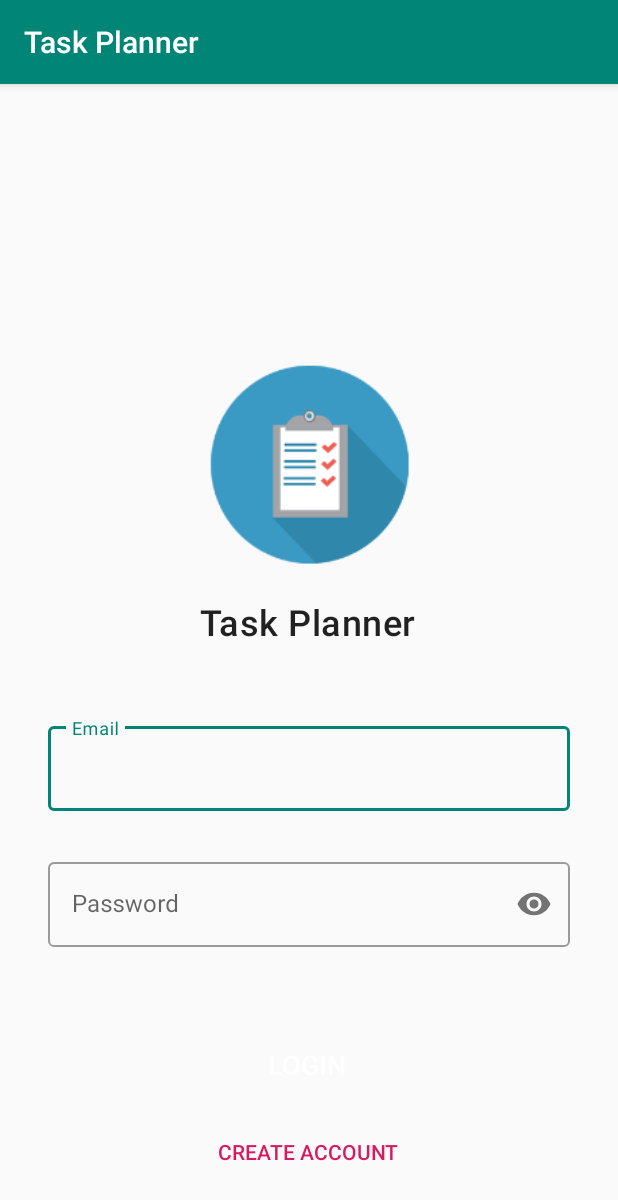
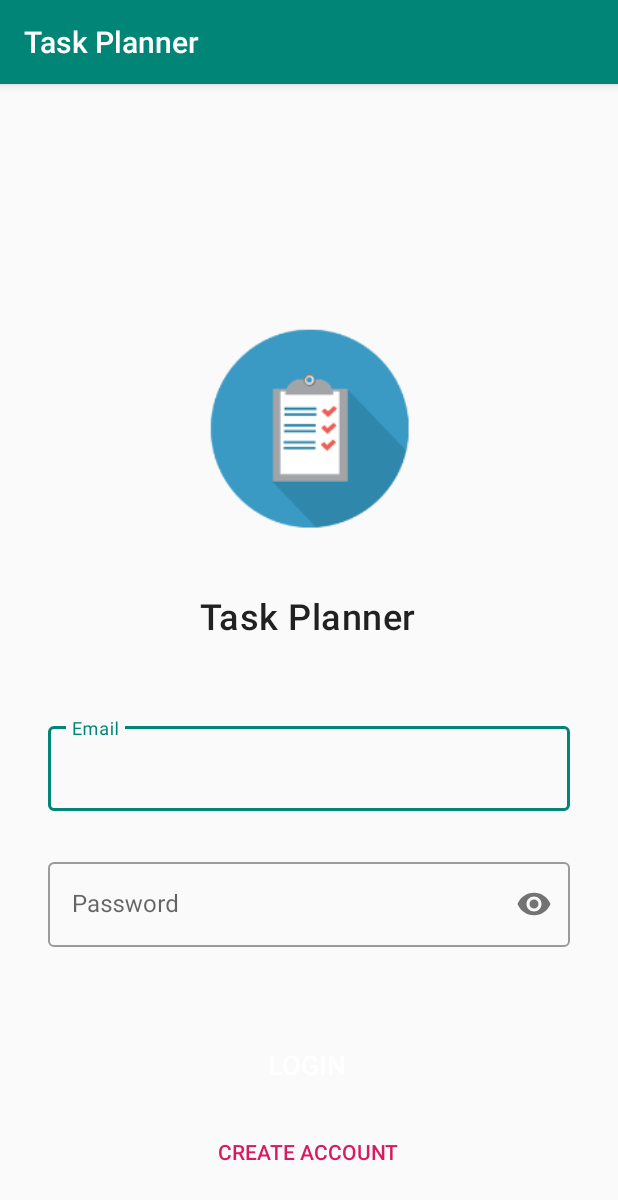
Before and after one commit to nicoga97/Task-Planner-Android-App, an Android app: the screen it shows after launch (LoginActivity), on a phone screen of 412 x 824 dp. Shown: the top 1200 px of the screen. Run offline under Robolectric (Android 15) with nearby library versions, the phone set to English and light mode, and no system bars.

Commit message:
logout implemented

```diff
--- a/app/build.gradle
+++ b/app/build.gradle
@@ -29,5 +29,6 @@ dependencies {
     implementation 'androidx.cardview:cardview:1.0.0'
     implementation 'com.squareup.retrofit2:retrofit:2.5.0'
     implementation "com.squareup.retrofit2:converter-gson:2.5.0"
+    implementation 'com.android.support:mediarouter-v7:27.1.1'
 
 }
--- a/app/src/main/java/com/nicoga/taskplanner/LaunchActivity.java
+++ b/app/src/main/java/com/nicoga/taskplanner/LaunchActivity.java
@@ -19,15 +19,16 @@ public class LaunchActivity extends AppCompatActivity {
         SharedPreferences sharedPref =
                 getSharedPreferences( getString( R.string.login_preferences ), Context.MODE_PRIVATE );
         SharedPreferences.Editor editor = sharedPref.edit();
-        editor.remove("TOKEN_KEY");
         editor.apply();
 
         if(sharedPref.contains(TOKEN_KEY)){
             Intent intent = new Intent(this, MainActivity.class);
             startActivity(intent);
+
         }else{
             Intent intent = new Intent(this, LoginActivity.class);
             startActivity(intent);
+
         }
     }
 }
--- a/app/src/main/java/com/nicoga/taskplanner/LoginActivity.java
+++ b/app/src/main/java/com/nicoga/taskplanner/LoginActivity.java
@@ -56,7 +56,6 @@ public class LoginActivity extends AppCompatActivity {
         builder1.setNegativeButton("Ok",
                 new DialogInterface.OnClickListener() {
                     public void onClick(DialogInterface dialog, int id) {
-
                     }
                 });
         alertDialog = builder1.create();
--- a/app/src/main/res/layout/login_activity.xml
+++ b/app/src/main/res/layout/login_activity.xml
@@ -28,8 +28,8 @@
     <TextView
         android:id="@+id/textView2"
         android:layout_width="144dp"
-        android:layout_height="0dp"
-        android:layout_marginBottom="48dp"
+        android:layout_height="wrap_content"
+        android:layout_marginBottom="52dp"
         android:text="@string/app_name"
         android:textAppearance="@style/TextAppearance.MaterialComponents.Headline6"
         android:textSize="24sp"
@@ -42,13 +42,14 @@
         android:id="@+id/imageView2"
         android:layout_width="0dp"
         android:layout_height="145dp"
-        android:layout_marginBottom="16dp"
+        android:layout_marginBottom="36dp"
         android:adjustViewBounds="true"
         android:contentDescription="@string/logo_description"
         android:cropToPadding="true"
         android:src="@mipmap/ic_launcher_foreground"
         app:layout_constraintBottom_toTopOf="@+id/textView2"
         app:layout_constraintEnd_toEndOf="parent"
+        app:layout_constraintHorizontal_bias="1.0"
         app:layout_constraintStart_toStartOf="parent" />
 
     <com.google.android.material.textfield.TextInputLayout
--- a/app/src/main/res/menu/activity_main_drawer.xml
+++ b/app/src/main/res/menu/activity_main_drawer.xml
@@ -25,13 +25,9 @@
     <item android:title="Communicate">
         <menu>
             <item
-                android:id="@+id/nav_share"
-                android:icon="@drawable/ic_menu_share"
-                android:title="Share" />
-            <item
                 android:id="@+id/nav_send"
                 android:icon="@drawable/ic_menu_send"
-                android:title="Send" />
+                android:title="Logout" />
         </menu>
     </item>
 
```
Also changed, not shown: app/src/main/java/com/nicoga/taskplanner/MainActivity.java (+12 -3 lines).
